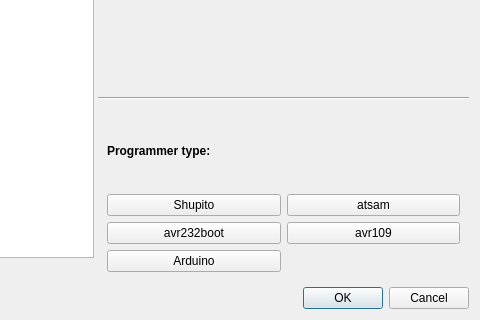
The window that src/ui/chooseconnectiondlg.ui (Tasssadar/Lorris) describes before a commit, drawn with Qt 5; both pictures show x 173 to 653 and y 330 to 650 of the 653 by 650 pixel window.
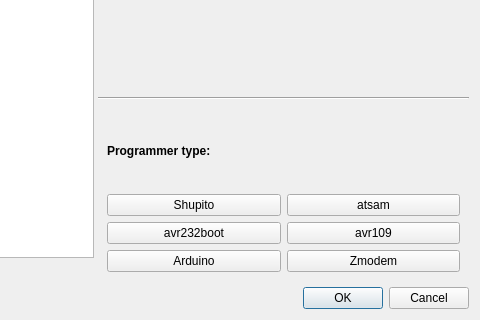
The same window after the commit. Icons and pictures are not drawn.

```diff
--- a/src/ui/chooseconnectiondlg.ui
+++ b/src/ui/chooseconnectiondlg.ui
@@ -1475,6 +1475,35 @@
                 <height>32</height>
                </size>
               </property>
+              <property name="checkable">
+               <bool>true</bool>
+              </property>
+             </widget>
+            </item>
+            <item row="2" column="2">
+             <widget class="QPushButton" name="progZmodem">
+              <property name="sizePolicy">
+               <sizepolicy hsizetype="Preferred" vsizetype="Fixed">
+                <horstretch>0</horstretch>
+                <verstretch>0</verstretch>
+               </sizepolicy>
+              </property>
+              <property name="text">
+               <string>Zmodem</string>
+              </property>
+              <property name="icon">
+               <iconset resource="../icons.qrc">
+                <normaloff>:/icons/zmodem</normaloff>:/icons/zmodem</iconset>
+              </property>
+              <property name="iconSize">
+               <size>
+                <width>32</width>
+                <height>32</height>
+               </size>
+              </property>
+              <property name="checkable">
+               <bool>true</bool>
+              </property>
              </widget>
             </item>
            </layout>
```
